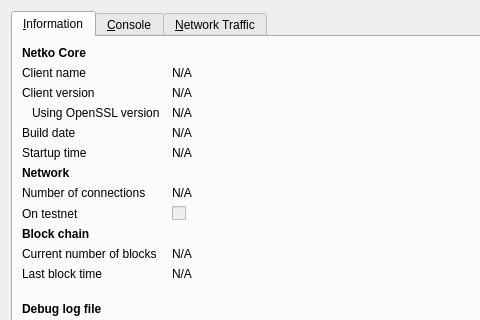
Old version of the form src/qt/forms/rpcconsole.ui in the repository barrystyle/stakecube-legacy; both pictures show x 0 to 480 and y 0 to 320 of the 740 by 450 pixel window.
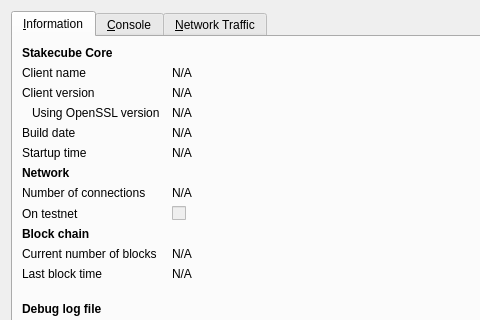
New version of the form. Icons and pictures are not drawn. Custom widgets are drawn as their Qt base class.

What changed in the file:
```diff
--- a/src/qt/forms/rpcconsole.ui
+++ b/src/qt/forms/rpcconsole.ui
@@ -36,7 +36,7 @@
           </font>
          </property>
          <property name="text">
-          <string>Netko Core</string>
+          <string>Stakecube Core</string>
          </property>
         </widget>
        </item>
```
Left out of the diff: 6 changed lines with no effect on the pictures.
